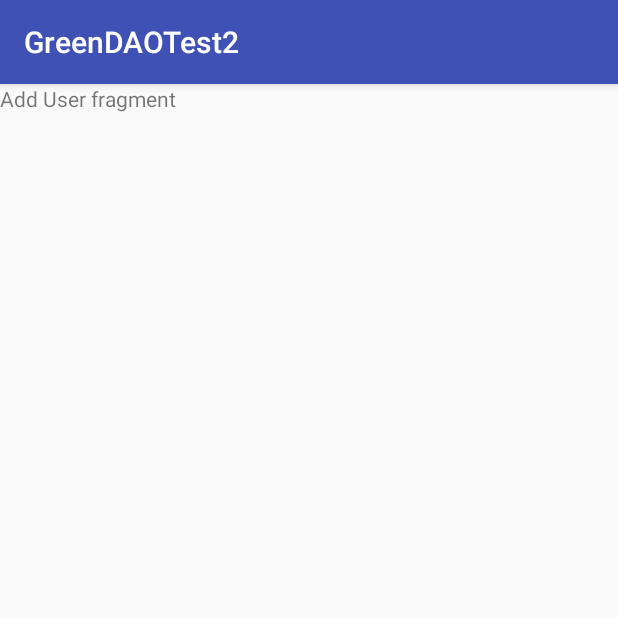
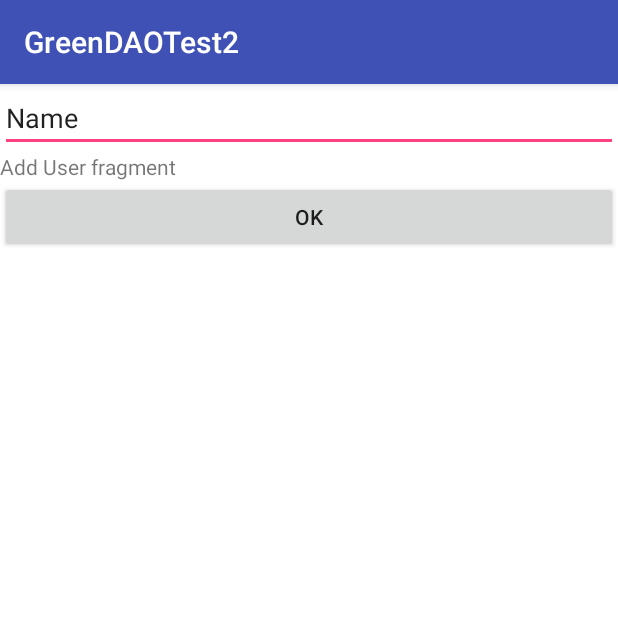
Before and after one commit to stereotype13/GreenDAOTest2, an Android app: the fragment AddUserFragment shown on its own in the app's theme, on a phone screen of 412 x 824 dp, the top half of it. Run offline under Robolectric (Android 15) with nearby library versions, the phone set to English and light mode, and no system bars; 2 statements that could not run were skipped.

```diff
--- a/app/src/main/java/com/example/rhodel/greendaotest2/AddUserFragment.java
+++ b/app/src/main/java/com/example/rhodel/greendaotest2/AddUserFragment.java
@@ -3,9 +3,12 @@ package com.example.rhodel.greendaotest2;
 import android.os.Bundle;
 import android.support.annotation.Nullable;
 import android.support.v4.app.Fragment;
+import android.support.v4.app.FragmentTransaction;
 import android.view.LayoutInflater;
 import android.view.View;
 import android.view.ViewGroup;
+import android.widget.Button;
+import android.widget.EditText;
 
 /**
  * Created by rhodel on 8/17/2017.
@@ -20,7 +23,31 @@ public class AddUserFragment extends Fragment {
     @Nullable
     @Override
     public View onCreateView(LayoutInflater inflater, @Nullable ViewGroup container, @Nullable Bundle savedInstanceState) {
-        View addUserFragmentView = inflater.inflate(R.layout.add_user_fragment, container, false);
-        return addUserFragmentView;
+        View view = inflater.inflate(R.layout.add_user_fragment, container, false);
+
+        final ListViewFragmentListener listViewFragmentListener = (ListViewFragmentListener) getActivity();
+
+        final EditText editTextName = (EditText) view.findViewById(R.id.editTextName);
+
+        final DataChangeListener dataChangeListener = (DataChangeListener) getActivity();
+
+        Button okButton = (Button) view.findViewById(R.id.btnOK);
+        okButton.setOnClickListener(new View.OnClickListener() {
+            @Override
+            public void onClick(View view) {
+                User user = new User();
+                user.setName(editTextName.getText().toString());
+                listViewFragmentListener.onNewUserInsert(user);
+                dataChangeListener.onDataChanged();
+                HideKeyboardHelper.hideKeyboard(getContext());
+                getActivity().getSupportFragmentManager().popBackStack();
+            }
+        });
+
+        return view;
+    }
+
+    Fragment getSelf() {
+        return this;
     }
 }
--- /dev/null
+++ b/app/src/main/java/com/example/rhodel/greendaotest2/DataChangeListener.java
@@ -0,0 +1,9 @@
+package com.example.rhodel.greendaotest2;
+
+/**
+ * Created by rhodel on 8/17/2017.
+ */
+
+public interface DataChangeListener {
+    void onDataChanged();
+}
--- a/app/src/main/java/com/example/rhodel/greendaotest2/ListViewFragmentListener.java
+++ b/app/src/main/java/com/example/rhodel/greendaotest2/ListViewFragmentListener.java
@@ -11,4 +11,5 @@ import android.widget.ListView;
 public interface ListViewFragmentListener {
     void onListViewItemLongClick(int itemIndex, ListAdapter listAdapter);
     void refreshListViewFragment(ListView listView, SwipeRefreshLayout swipeRefreshLayout);
+    void onNewUserInsert(User user);
 }
--- a/app/src/main/res/layout/activity_main.xml
+++ b/app/src/main/res/layout/activity_main.xml
@@ -33,4 +33,6 @@
         android:layout_margin="@dimen/fab_margin"
         app:srcCompat="@android:drawable/ic_input_add" />
 
+
+
 </android.support.design.widget.CoordinatorLayout>
--- a/app/src/main/res/layout/add_user_fragment.xml
+++ b/app/src/main/res/layout/add_user_fragment.xml
@@ -3,11 +3,26 @@
     android:id="@+id/addUserFragment"
     android:layout_width="match_parent"
     android:layout_height="match_parent"
+    android:background="@android:color/background_light"
     android:orientation="vertical">
+
+    <EditText
+        android:id="@+id/editTextName"
+        android:layout_width="match_parent"
+        android:layout_height="wrap_content"
+        android:ems="10"
+        android:inputType="textPersonName"
+        android:text="Name" />
 
     <TextView
         android:id="@+id/textView"
         android:layout_width="match_parent"
         android:layout_height="wrap_content"
         android:text="Add User fragment" />
+
+    <Button
+        android:id="@+id/btnOK"
+        android:layout_width="match_parent"
+        android:layout_height="wrap_content"
+        android:text="OK" />
 </LinearLayout>
```
Also changed, not shown: app/src/main/java/com/example/rhodel/greendaotest2/HideKeyboardHelper.java (added, +24 -0 lines), app/src/main/java/com/example/rhodel/greendaotest2/ListViewFragment.java (+11 -0 lines), app/src/main/java/com/example/rhodel/greendaotest2/MainActivity.java (+17 -7 lines), app/src/main/res/anim/no_movement.xml (added, +9 -0 lines), app/src/main/res/anim/slide_down.xml (added, +8 -0 lines), app/src/main/res/anim/slide_up.xml (added, +12 -0 lines).
